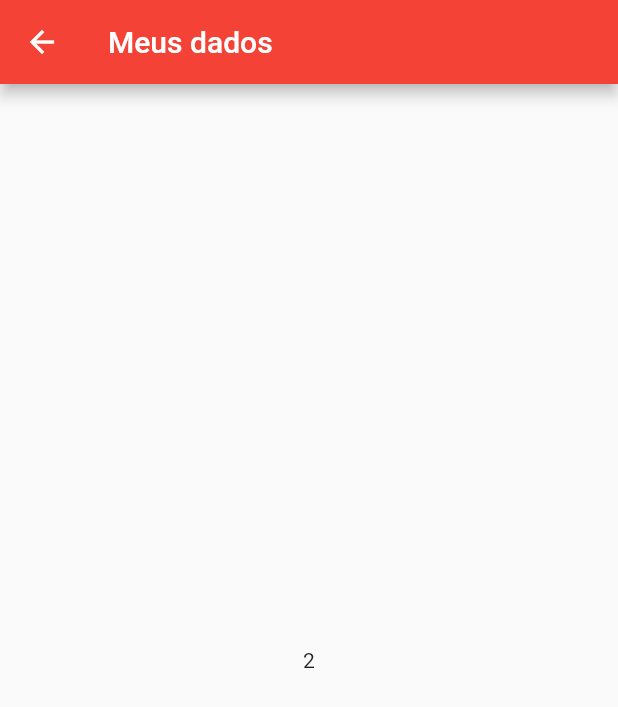
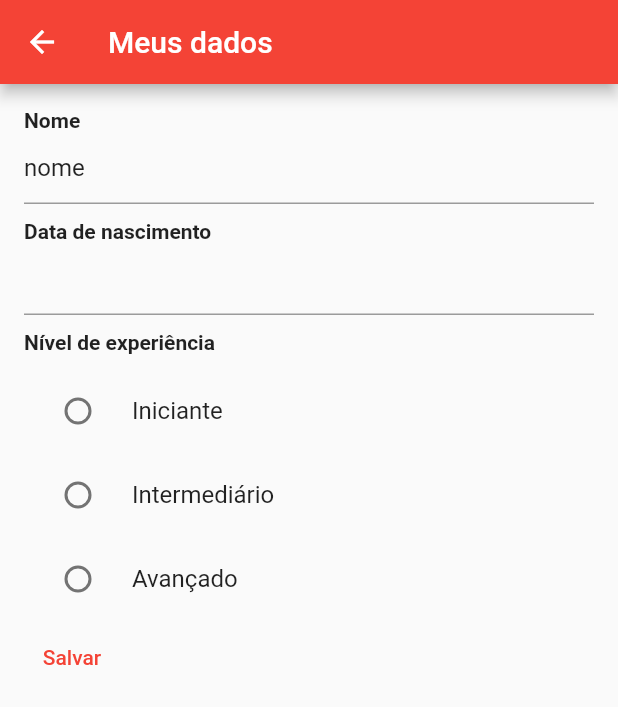
Before and after one commit to Iann-rst/Santander-Bootcamp, a Flutter app: the HomePage screen opened directly, in the side drawer, after a tap on "Dados cadastrais", on a phone screen of 412 x 824 dp. Shown: the top 707 px of the screen. Run offline on Flutter 3.47's test engine with Material 2 defaults, Android fonts, the phone set to English and light mode, and no system bars; our stand-ins replace google_fonts; network calls fail.

Commit message:
feat: Conhecendo DatePicker, RadioList e Repository

```diff
--- a/projetos_flutter/diologin/lib/pages/dados_cadastrais.dart
+++ b/projetos_flutter/diologin/lib/pages/dados_cadastrais.dart
@@ -1,24 +1,100 @@
+import 'package:diologin/repositories/nivel_repository.dart';
+import 'package:diologin/shared/widgets/text_label.dart';
 import 'package:flutter/material.dart';
 
-class InfoPage extends StatelessWidget {
-  final String title;
-  final List<String> dados;
-
+class InfoPage extends StatefulWidget {
   const InfoPage({
     super.key,
-    required this.title,
-    required this.dados,
   });
+
+  @override
+  State<InfoPage> createState() => _InfoPageState();
+}
+
+class _InfoPageState extends State<InfoPage> {
+  TextEditingController nomeController = TextEditingController(text: "nome");
+  TextEditingController dataNascimentoController = TextEditingController();
+  DateTime? dataNascimento;
+
+  NivelRepository nivelRepository = NivelRepository();
+  var niveis = [];
+  var nivelSelecionado = "";
+
+  @override
+  void initState() {
+    niveis = nivelRepository.retornaNiveis();
+    super.initState();
+  }
 
   @override
   Widget build(BuildContext context) {
     return SafeArea(
       child: Scaffold(
         appBar: AppBar(
-          title: Text(title),
+          title: const Text("Meus dados"),
         ),
-        body: Center(
-          child: Text(dados.length.toString()),
+        body: Padding(
+          padding: const EdgeInsets.all(16.0),
+          child: Column(
+            crossAxisAlignment: CrossAxisAlignment.start,
+            children: [
+              const TextLabel(texto: "Nome"),
+              TextField(
+                controller: nomeController,
+              ),
+              const SizedBox(
+                height: 10,
+              ),
+              const TextLabel(texto: "Data de nascimento"),
+              TextField(
+                controller: dataNascimentoController,
+                readOnly: true,
+                onTap: () async {
+                  var data = await showDatePicker(
+                      context: context,
+                      initialDate: DateTime(1950, 1, 1),
+                      firstDate: DateTime(1950, 1, 1),
+                      lastDate: DateTime(2023, 12, 31));
+                  if (data != null) {
+                    dataNascimentoController.text = data.toString();
+                    dataNascimento = data;
+                  }
+                },
+              ),
+              const SizedBox(
+                height: 10,
+              ),
+              const TextLabel(
+                texto: "Nível de experiência",
+              ),
+              const SizedBox(
+                height: 10,
+              ),
+              Column(
+                children: niveis
+                    .map(
+                      (nivel) => RadioListTile(
+                          title: Text(nivel.toString()),
+                          selected: nivelSelecionado == nivel,
+                          value: nivel.toString(),
+                          groupValue: nivelSelecionado,
+                          onChanged: (value) {
+                            setState(() {
+                              nivelSelecionado = value.toString();
+                            });
+                          }),
+                    )
+                    .toList(),
+              ),
+              TextButton(
+                onPressed: () {
+                  print(nomeController.text);
+                  print(dataNascimento);
+                },
+                child: const Text("Salvar"),
+              )
+            ],
+          ),
         ),
       ),
     );
--- a/projetos_flutter/diologin/lib/pages/home_page.dart
+++ b/projetos_flutter/diologin/lib/pages/home_page.dart
@@ -40,10 +40,7 @@ class _HomePageState extends State<HomePage> {
                     Navigator.push(
                       context,
                       MaterialPageRoute(
-                        builder: (context) => const InfoPage(
-                          title: "Meus dados",
-                          dados: ["Nome", "Endereço"],
-                        ),
+                        builder: (context) => const InfoPage(),
                       ),
                     );
                   },
--- /dev/null
+++ b/projetos_flutter/diologin/lib/repositories/nivel_repository.dart
@@ -0,0 +1,5 @@
+class NivelRepository {
+  List<String> retornaNiveis() {
+    return ["Iniciante", "Intermediário", "Avançado"];
+  }
+}
--- /dev/null
+++ b/projetos_flutter/diologin/lib/shared/widgets/text_label.dart
@@ -0,0 +1,15 @@
+import 'package:flutter/material.dart';
+
+class TextLabel extends StatelessWidget {
+  final String texto;
+
+  const TextLabel({super.key, required this.texto});
+
+  @override
+  Widget build(BuildContext context) {
+    return Text(
+      texto,
+      style: const TextStyle(fontSize: 14, fontWeight: FontWeight.w600),
+    );
+  }
+}
```
